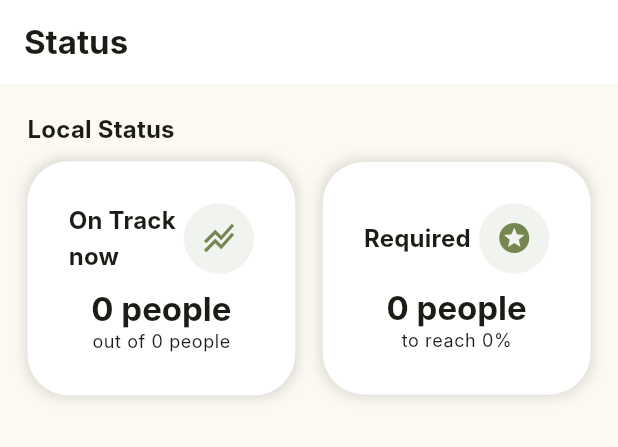
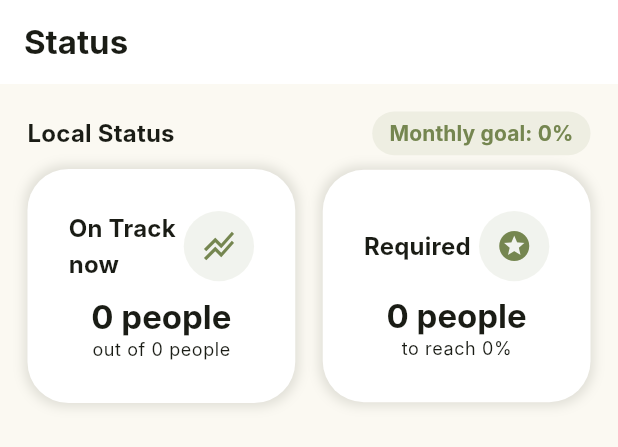
Before and after one commit to WJavaHunt3r/work-hu, a Flutter app: the StatusPage widget shown alone on an empty page, opened directly, on a phone screen of 412 x 824 dp. Shown: the top 447 px of the screen. Run offline on Flutter 3.47's test engine with Material 3 defaults, Android fonts, the phone set to English and light mode, and no system bars; drawn by our look-alikes of overlay_support; our stand-ins replace barcode_widget, convert, csv, dio, file_picker, flutter_localized_locales and 16 more; missing offline and left inert: excel, file_saver, flutter_web_frame, gif, google_sign_in_web, pointycastle; accounts and stored records are empty; generated files the repository leaves out were written again; network calls fail; Roboto replaces fonts that are missing (Inter); statements that could not run were skipped.

Commit message:
auto update

```diff
--- a/lib/I18n/en_US.json
+++ b/lib/I18n/en_US.json
@@ -181,6 +181,8 @@
   "payment_successful_text": "Successful payment (%s).\nPayed amount: %s. \nThank you",
   "payment_successful": "Successful payment",
   "ok": "Ok",
+  "update_available": "A new version is available",
+  "update_reload": "Reload",
   "retry": "Retry",
   "payments": "Payments",
   "payments_description": "Description",
@@ -362,6 +364,7 @@
   "status_to_onTrack": "%s to be on track",
   "status_title": "Status",
   "status_goal": "Goal: %s",
+  "status_monthly_goal": "Monthly goal: %s",
   "activity_items_transactionType": "Work type",
   "profile_version": "Version: %s",
   "bufe_transactions_title": "Transactions",
--- a/lib/I18n/hu_HU.json
+++ b/lib/I18n/hu_HU.json
@@ -190,6 +190,8 @@
   "payment_successful_text": "A fizetés sikeresen megtörtént (%s).\nFizetett összeg: %s. \nKöszönjük Fizetésed",
   "payment_successful": "Sikeres fizetés",
   "ok": "Ok",
+  "update_available": "Új verzió érhető el",
+  "update_reload": "Frissítés",
   "retry": "Újra",
   "payments": "Fizetések",
   "payments_description": "Leírás",
@@ -378,6 +380,7 @@
   "status_to_onTrack": "Hiányzik: %s",
   "status_title": "Státusz",
   "status_goal": "Cél: %s",
+  "status_monthly_goal": "Havi cél: %s",
   "activity_items_transactionType": "Munka jellege",
   "profile_version": "Verzió: %s",
   "transfer_success_content": "A pénz sikeresen elküldve",
--- a/lib/api/dio_client.dart
+++ b/lib/api/dio_client.dart
@@ -9,8 +9,8 @@ import '../app/providers/user_provider.dart';
 @singleton
 class DioClient {
   // Override for a device on the LAN: --dart-define=API_BASE_URL=http://<mac-ip>:8990/dukapp/api
-  static const String _baseUrl = String.fromEnvironment('API_BASE_URL', defaultValue: "http://192.168.0.102:8990/dukapp/api"); //meló
-  //static const String _baseUrl = "https://dukappservice.bcc-ktk.org/dukapp/api"; //Duka
+  //static const String _baseUrl = String.fromEnvironment('API_BASE_URL', defaultValue: "http://192.168.0.102:8990/dukapp/api"); //meló
+  static const String _baseUrl = "https://dukappservice.bcc-ktk.org/dukapp/api"; //Duka
 
   static const String _dioContentType = 'application/json';
 
--- /dev/null
+++ b/lib/app/update/page_reload_stub.dart
@@ -0,0 +1 @@
+void reloadPage() {}
--- /dev/null
+++ b/lib/app/update/page_reload_web.dart
@@ -0,0 +1,3 @@
+import 'package:web/web.dart' as web;
+
+void reloadPage() => web.window.location.reload();
--- a/lib/dukapp.dart
+++ b/lib/dukapp.dart
@@ -14,6 +14,7 @@ import 'package:work_hu/app/providers/router_provider.dart';
 import 'package:work_hu/app/providers/theme_provider.dart';
 import 'package:work_hu/app/style/app_colors.dart';
 import 'package:work_hu/app/style/app_style.dart';
+import 'package:work_hu/app/update/web_update_checker.dart';
 
 import 'app/providers/authInitProvider.dart';
 import 'app/providers/localeProvider.dart';
@@ -90,6 +91,7 @@ class DukApp extends ConsumerWidget {
           darkTheme: theme.globalDarkTheme,
           themeMode: AppThemeMode.getThemeMode(appThemeMode),
           routerConfig: router,
+          builder: (context, child) => WebUpdateChecker(child: child!),
           locale: currentLocale,
           supportedLocales: supportedLocales,
           localizationsDelegates: [
--- a/lib/features/status/view/status_page.dart
+++ b/lib/features/status/view/status_page.dart
@@ -45,7 +45,24 @@ class StatusPageState extends BasePageState<StatusPage, StatusState, StatusDataN
         Column(
           crossAxisAlignment: CrossAxisAlignment.start,
           children: [
-            Text('status_local_status'.i18n(), style: theme.textTheme.titleMedium?.copyWith(fontWeight: FontWeight.bold)),
+            Row(
+              mainAxisAlignment: MainAxisAlignment.spaceBetween,
+              children: [
+                Text('status_local_status'.i18n(),
+                    style: theme.textTheme.titleMedium?.copyWith(fontWeight: FontWeight.bold)),
+                Container(
+                  padding: EdgeInsets.symmetric(horizontal: 10.sp, vertical: 4.sp),
+                  decoration: BoxDecoration(
+                    color: colorScheme.primary.withAlpha(25),
+                    borderRadius: BorderRadius.circular(20.sp),
+                  ),
+                  child: Text(
+                    'status_monthly_goal'.i18n([Utils.percentFormatting(state.userRoundHead.localMyShareGoal)]),
+                    style: theme.textTheme.labelLarge?.copyWith(fontWeight: FontWeight.bold, color: colorScheme.primary),
+                  ),
+                ),
+              ],
+            ),
             SizedBox(height: 8.sp),
             Row(
               children: [
@@ -84,7 +101,14 @@ class StatusPageState extends BasePageState<StatusPage, StatusState, StatusDataN
                         Utils.percentFormatting(child.status * 100),
                         style: theme.textTheme.titleLarge?.copyWith(fontWeight: FontWeight.bold),
                       ),
-                      subtitle: Text("status_goal".i18n([Utils.creditFormatting(child.goal).toString()])),
+                      subtitle: Column(
+                        crossAxisAlignment: CrossAxisAlignment.start,
+                        children: [
+                          Text("status_goal".i18n([Utils.creditFormatting(child.goal).toString()])),
+                          Text("status_monthly_goal"
+                              .i18n([Utils.percentFormatting(state.userRoundHead.localMyShareGoal)])),
+                        ],
+                      ),
                     ),
                     SizedBox(height: 20.sp),
                     Row(
@@ -109,12 +133,9 @@ class StatusPageState extends BasePageState<StatusPage, StatusState, StatusDataN
                       ],
                     ),
                     SizedBox(height: 8.sp),
-                    LinearProgressIndicator(
+                    _GoalProgressBar(
                       value: max(0, double.tryParse(child.status.toString()) ?? 0),
-                      minHeight: 10.sp,
-                      borderRadius: BorderRadius.circular(10.sp),
-                      backgroundColor: colorScheme.primary.withOpacity(0.1),
-                      color: colorScheme.primary,
+                      goal: state.userRoundHead.localMyShareGoal / 100,
                     ),
                     if (child.userId != locator<UserProvider>().user!.id)
                       BaseListTile(
@@ -254,7 +275,7 @@ class _OnTrackStatus extends StatelessWidget {
           children: [
             Expanded(
                 child: Text(title,
-                    maxLines: 2,
+                    maxLines: 3,
                     overflow: TextOverflow.visible,
                     style: Theme.of(context).textTheme.titleMedium?.copyWith(fontWeight: FontWeight.bold))),
             IconBox(icon: icon),
@@ -265,6 +286,45 @@ class _OnTrackStatus extends StatelessWidget {
         Text(subData, style: Theme.of(context).textTheme.bodySmall),
       ],
     ));
+  }
+}
+
+class _GoalProgressBar extends StatelessWidget {
+  final double value;
+  final double goal;
+
+  const _GoalProgressBar({required this.value, required this.goal});
+
+  @override
+  Widget build(BuildContext context) {
+    final colorScheme = Theme.of(context).colorScheme;
+    return LayoutBuilder(
+      builder: (context, constraints) => Stack(
+        clipBehavior: Clip.none,
+        children: [
+          LinearProgressIndicator(
+            value: value,
+            minHeight: 10.sp,
+            borderRadius: BorderRadius.circular(10.sp),
+            backgroundColor: colorScheme.primary.withOpacity(0.1),
+            color: colorScheme.primary,
+          ),
+          if (goal > 0 && goal < 1)
+            Positioned(
+              left: constraints.maxWidth * goal - 1.5.sp,
+              top: -3.sp,
+              child: Container(
+                width: 3.sp,
+                height: 16.sp,
+                decoration: BoxDecoration(
+                  color: colorScheme.onSurface,
+                  borderRadius: BorderRadius.circular(2.sp),
+                ),
+              ),
+            ),
+        ],
+      ),
+    );
   }
 }
 
--- a/pubspec.yaml
+++ b/pubspec.yaml
@@ -2,7 +2,7 @@ name: work_hu
 description: See the status of the competition. Follow your MyShare status and much more.
 publish_to: 'none'
 
-version: 2.0.16+18
+version: 2.0.17+19
 
 environment:
   sdk: '>=3.8.0<4.0.0'
@@ -16,6 +16,7 @@ dependencies:
   cupertino_icons: ^1.0.2
   syncfusion_flutter_gauges: ^34.2.9
   dio: ^5.4.1
+  web: ^1.1.1
   overlay_support: ^2.0.0
   get_it: ^9.3.0
   flutter_screenutil: ^5.9.3
```
Also changed, not shown: lib/app/update/web_update_checker.dart (added, +117 -0 lines), pubspec.lock, 3 other files.
